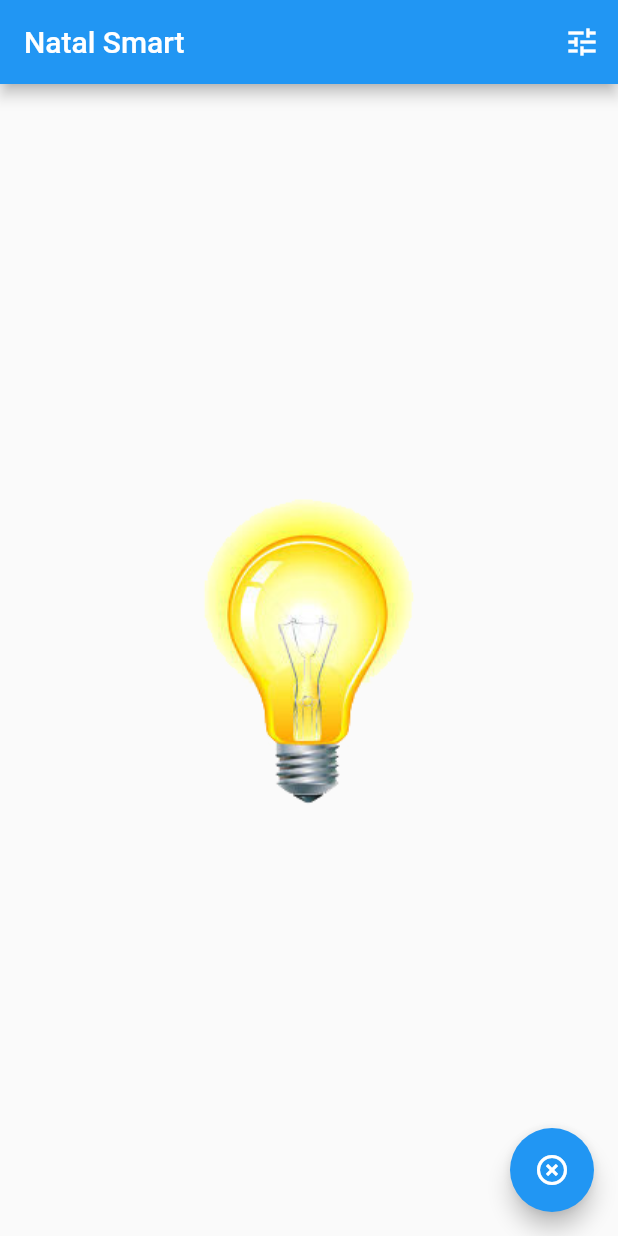
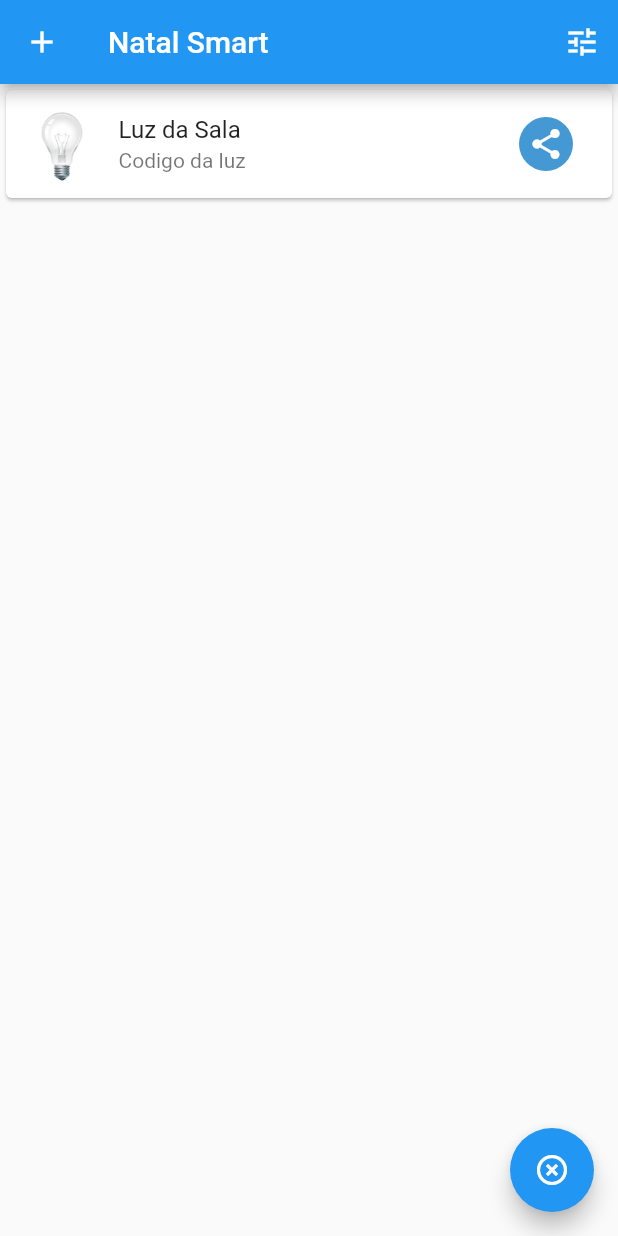
Before and after one commit to gigiosilva/natal-smart, a Flutter app: the screen it shows after launch, after a tap on the "highlight" icon, on a phone screen of 412 x 824 dp. Run offline on Flutter 3.47's test engine with Material 2 defaults, Android fonts, the phone set to English and light mode, and no system bars; our stand-ins replace fluttertoast, shared_preferences; missing offline and left inert: mqtt_client.

Commit message:
Adicionado lista

```diff
--- /dev/null
+++ b/lib/models/item_smart.dart
@@ -0,0 +1,9 @@
+class ItemSmart {
+  final String nome;
+  final String codigo;
+
+  ItemSmart(
+    this.nome,
+    this.codigo,
+  );
+}
--- a/lib/screens/home.dart
+++ b/lib/screens/home.dart
@@ -3,8 +3,11 @@ import 'dart:async';
 import 'package:mqtt_client/mqtt_client.dart' as mqtt;
 import 'package:natal_smart/screens/configurations.dart';
 import 'package:shared_preferences/shared_preferences.dart';
+import 'package:natal_smart/models/item_smart.dart';
 
 class MyHomePage extends StatefulWidget {
+  final List<ItemSmart> _itemsSmart = List();
+
   @override
   _MyHomePageState createState() => _MyHomePageState();
 }
@@ -26,6 +29,7 @@ class _MyHomePageState extends State<MyHomePage> {
   @override
   void initState() {
     super.initState();
+    _atualiza(ItemSmart('Luz da Sala', 'Codigo da luz'));
     _connect();
   }
 
@@ -33,6 +37,24 @@ class _MyHomePageState extends State<MyHomePage> {
   Widget build(BuildContext context) {
     return Scaffold(
       appBar: AppBar(
+        leading: IconButton(
+          icon: Icon(Icons.add),
+          onPressed: () {
+            Navigator.push(
+              context,
+              MaterialPageRoute(builder: (context) => ConfigPage()),
+            ).then(
+              (res) async {
+                try {
+                  await _disconnect();
+                  _connect();
+                } catch (e) {
+                  print(e);
+                }
+              },
+            );
+          },
+        ),
         title: Text('Natal Smart'),
         actions: <Widget>[
           IconButton(
@@ -55,16 +77,23 @@ class _MyHomePageState extends State<MyHomePage> {
           ),
         ],
       ),
-      body: Center(
-        child: Column(
-          mainAxisAlignment: MainAxisAlignment.center,
-          children: <Widget>[
-            _value == '1'
-                ? Image.asset('assets/images/light_on.png')
-                : Image.asset('assets/images/light_off.png'),
-          ],
-        ),
+      body: ListView.builder(
+        itemCount: widget._itemsSmart.length,
+        itemBuilder: (context, indice) {
+          final transferencia = widget._itemsSmart[indice];
+          return ItemHome(transferencia);
+        },
       ),
+      // body: Center(
+      //   child: Column(
+      //     mainAxisAlignment: MainAxisAlignment.center,
+      //     children: <Widget>[
+      //       _value == '1'
+      //           ? Image.asset('assets/images/light_on.png')
+      //           : Image.asset('assets/images/light_off.png'),
+      //     ],
+      //   ),
+      // ),
       floatingActionButton: FloatingActionButton(
         onPressed: _sendMessage,
         tooltip: 'Turn ON',
@@ -178,4 +207,46 @@ class _MyHomePageState extends State<MyHomePage> {
     debugPrint('EXAMPLE::Publishing our topic');
     client.publishMessage(_pubTopic, mqtt.MqttQos.exactlyOnce, builder.payload);
   }
+
+  void _atualiza(ItemSmart itemRecebido) {
+    debugPrint('Veio aqui');
+    debugPrint('$itemRecebido');
+    if (itemRecebido != null) {
+      setState(() {
+        widget._itemsSmart.add(itemRecebido);
+      });
+    }
+  }
 }
+
+class ItemHome extends StatelessWidget {
+  final ItemSmart _item;
+
+  const ItemHome(this._item);
+
+  @override
+  Widget build(BuildContext context) {
+    return Card(
+      child: Row(
+        children: <Widget>[
+          Expanded(
+            child: ListTile(
+              leading: Image.asset('assets/images/light_off.png'),
+              title: Text(_item.nome),
+              subtitle: Text(_item.codigo),
+            ),
+          ),
+          FlatButton(
+            child: Icon(
+              Icons.share,
+              color: Colors.white,
+            ),
+            color: Color.fromRGBO(68, 153, 213, 1.0),
+            shape: CircleBorder(),
+            onPressed: () {},
+          ),
+        ],
+      ),
+    );
+  }
+}
```
